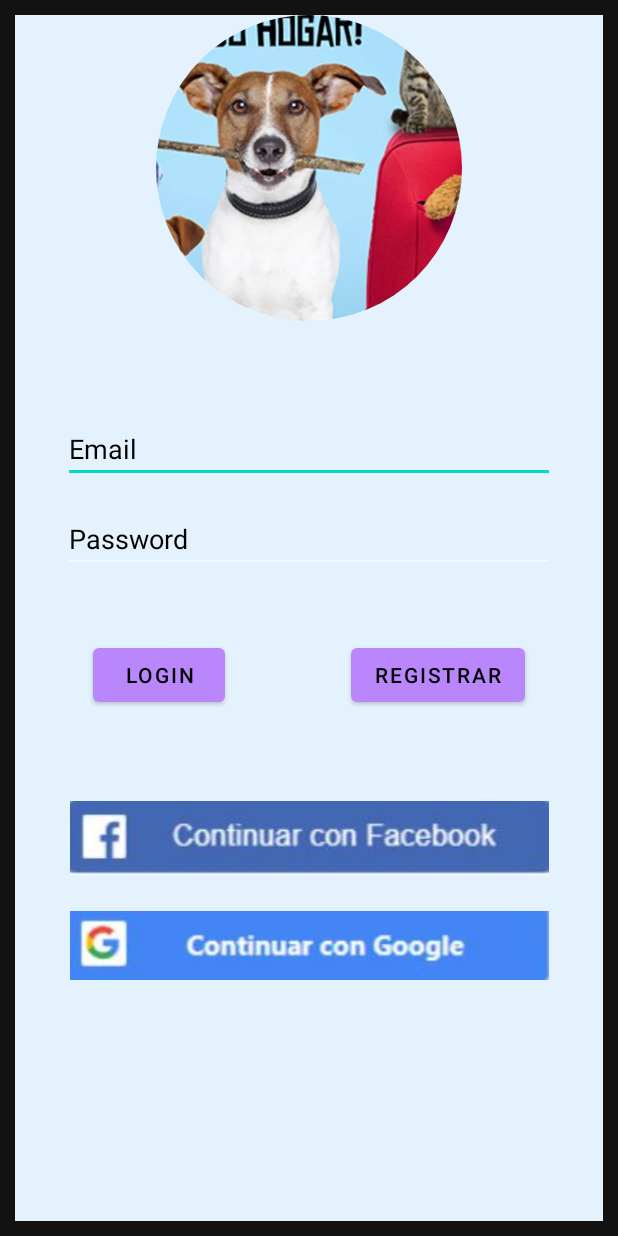
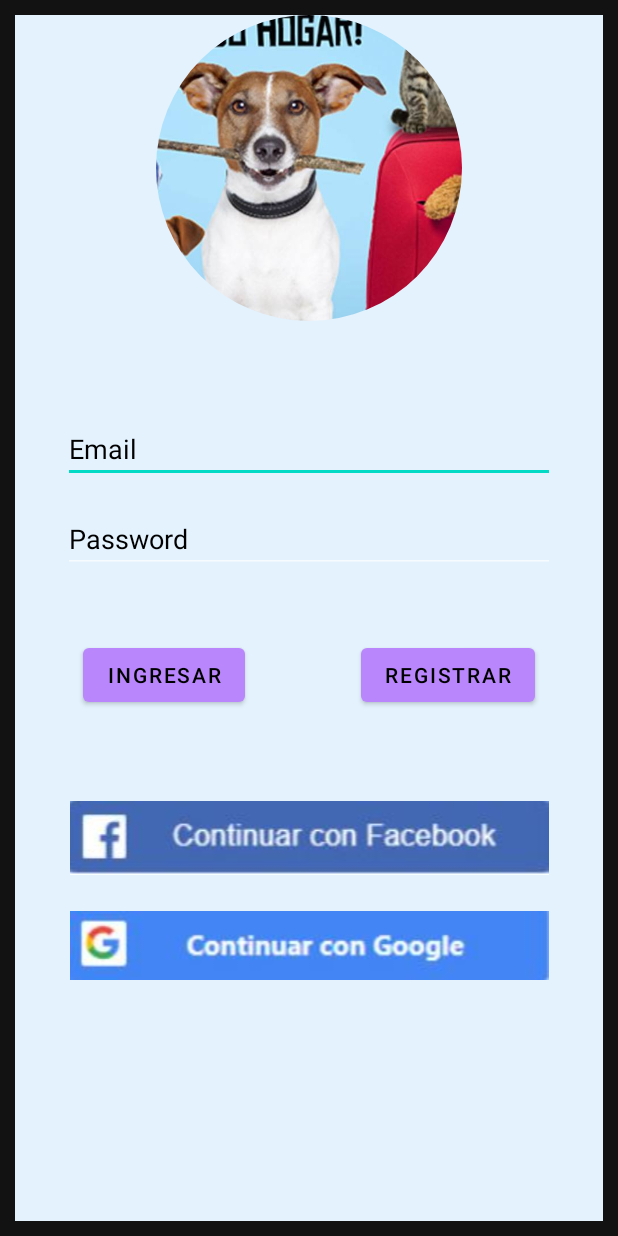
Before and after one commit to GhostHunter13/BuscandoHogar, an Android app: the screen it shows after launch (MainActivity), on a phone screen of 412 x 824 dp. Run offline under Robolectric (Android 15) with nearby library versions, the phone set to English and light mode, and no system bars; our stand-ins replace CircleImageView.

Commit message:
Modifique Login y agregue venta de registro Datos

```diff
--- a/app/src/main/AndroidManifest.xml
+++ b/app/src/main/AndroidManifest.xml
@@ -9,10 +9,12 @@
         android:roundIcon="@mipmap/ic_launcher_round"
         android:supportsRtl="true"
         android:theme="@style/Theme.MaterialComponents.NoActionBar">
-        <activity android:name=".PrincipalActivity"></activity>
+        <activity android:name=".RegistrarDatosActivity"></activity>
+        <activity android:name=".PrincipalActivity" />
         <activity android:name=".MainActivity">
             <intent-filter>
                 <action android:name="android.intent.action.MAIN" />
+
                 <category android:name="android.intent.category.LAUNCHER" />
             </intent-filter>
         </activity>
--- a/app/src/main/res/layout/activity_main.xml
+++ b/app/src/main/res/layout/activity_main.xml
@@ -44,7 +44,8 @@
       app:layout_constraintEnd_toEndOf="parent"
       app:layout_constraintHorizontal_bias="0.0"
       app:layout_constraintStart_toStartOf="parent"
-      app:layout_constraintTop_toTopOf="parent" />
+      app:layout_constraintTop_toTopOf="parent"
+      android:autofillHints="" />
 
   <EditText
       android:id="@+id/editTextTextPassword"
@@ -84,7 +85,7 @@
 
 
       android:layout_marginEnd="32dp"
-      android:text="Login"
+      android:text="Ingresar"
       app:layout_constraintEnd_toStartOf="@+id/button2"
       app:layout_constraintStart_toStartOf="parent"
       app:layout_constraintTop_toBottomOf="@+id/editTextTextPassword"
```
Also changed, not shown: app/src/main/java/com/example/buscandohogar/RegistrarDatosActivity.java (added, +14 -0 lines), app/src/main/res/layout/activity_registrar_datos.xml (added, +9 -0 lines).
